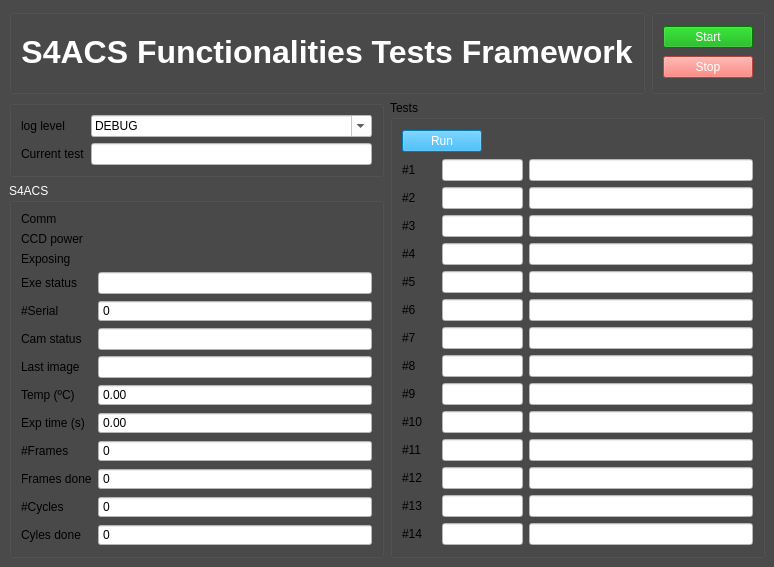
The window that func_tests/gui/gui.ui (dev-LNA/S4CSTP) describes before a commit, drawn with Qt 5.
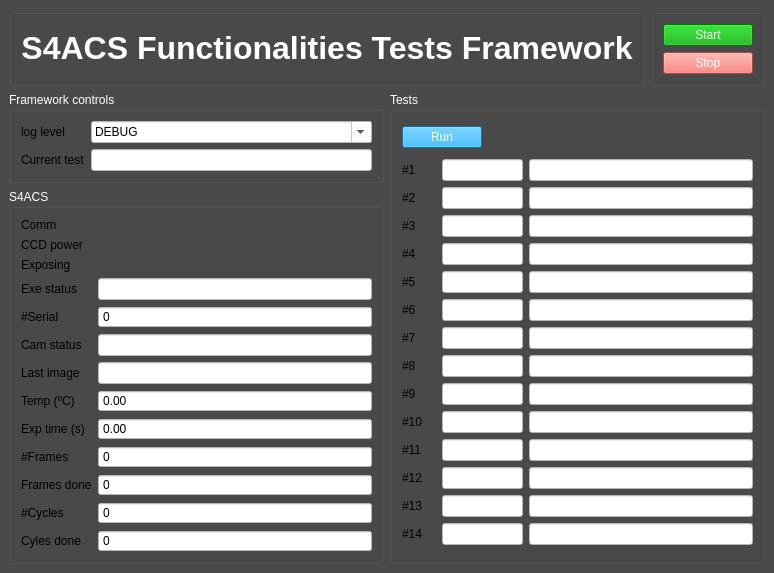
The same window after the commit.

Patch:
```diff
--- a/func_tests/gui/gui.ui
+++ b/func_tests/gui/gui.ui
@@ -1017,8 +1017,45 @@
        <layout class="QVBoxLayout" name="verticalLayout_3">
         <item>
          <widget class="QGroupBox" name="groupBox_3">
+          <property name="palette">
+           <palette>
+            <active>
+             <colorrole role="WindowText">
+              <brush brushstyle="SolidPattern">
+               <color alpha="255">
+                <red>255</red>
+                <green>255</green>
+                <blue>255</blue>
+               </color>
+              </brush>
+             </colorrole>
+            </active>
+            <inactive>
+             <colorrole role="WindowText">
+              <brush brushstyle="SolidPattern">
+               <color alpha="255">
+                <red>255</red>
+                <green>255</green>
+                <blue>255</blue>
+               </color>
+              </brush>
+             </colorrole>
+            </inactive>
+            <disabled>
+             <colorrole role="WindowText">
+              <brush brushstyle="SolidPattern">
+               <color alpha="255">
+                <red>120</red>
+                <green>120</green>
+                <blue>120</blue>
+               </color>
+              </brush>
+             </colorrole>
+            </disabled>
+           </palette>
+          </property>
           <property name="title">
-           <string/>
+           <string>Framework controls</string>
           </property>
           <layout class="QFormLayout" name="formLayout">
            <item row="0" column="0">
@@ -1484,9 +1521,39 @@
        <widget class="QGroupBox" name="groupBox">
         <property name="palette">
          <palette>
-          <active/>
-          <inactive/>
-          <disabled/>
+          <active>
+           <colorrole role="WindowText">
+            <brush brushstyle="SolidPattern">
+             <color alpha="255">
+              <red>255</red>
+              <green>255</green>
+              <blue>255</blue>
+             </color>
+            </brush>
+           </colorrole>
+          </active>
+          <inactive>
+           <colorrole role="WindowText">
+            <brush brushstyle="SolidPattern">
+             <color alpha="255">
+              <red>255</red>
+              <green>255</green>
+              <blue>255</blue>
+             </color>
+            </brush>
+           </colorrole>
+          </inactive>
+          <disabled>
+           <colorrole role="WindowText">
+            <brush brushstyle="SolidPattern">
+             <color alpha="255">
+              <red>120</red>
+              <green>120</green>
+              <blue>120</blue>
+             </color>
+            </brush>
+           </colorrole>
+          </disabled>
          </palette>
         </property>
         <property name="styleSheet">
```
